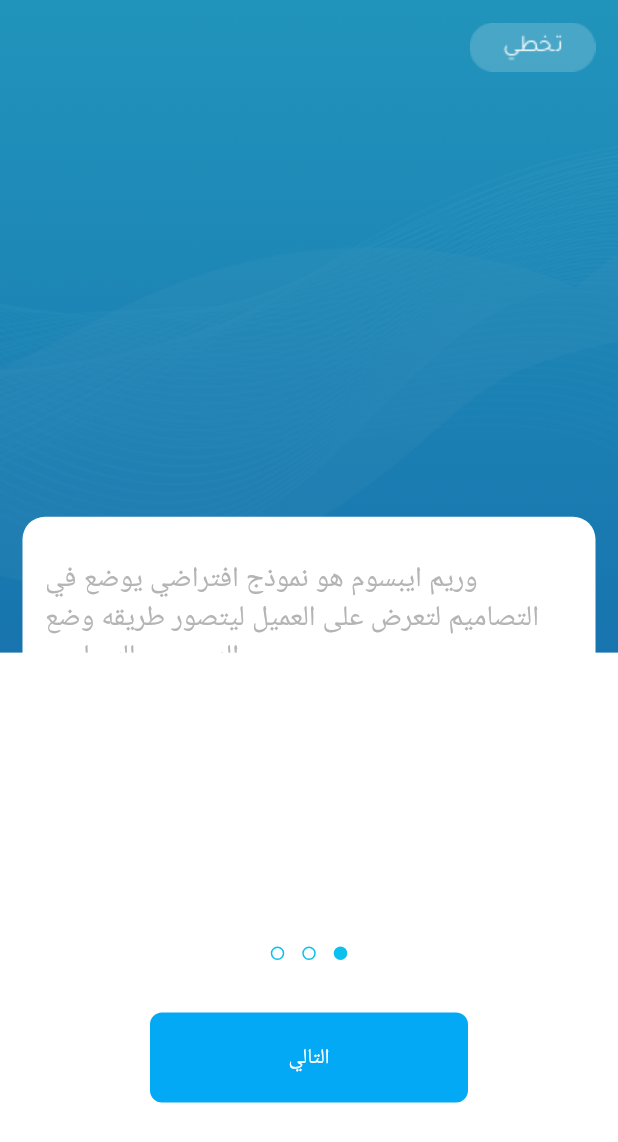
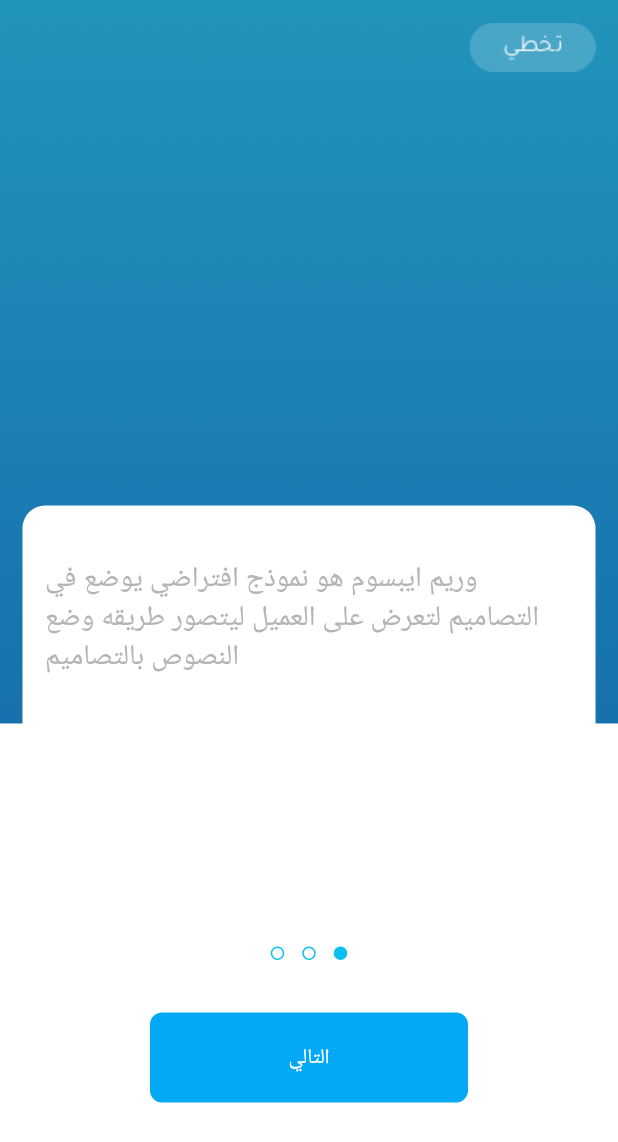
Before and after one commit to MohamedHassan275/NabnyAppFlutter, a Flutter app: the screen it shows after launch, on a phone screen of 412 x 824 dp. Shown: the top 1142 px of the screen. Run offline on Flutter 3.47's test engine with Material 2 defaults, Android fonts, the phone set to English and light mode, and no system bars; drawn by our look-alikes of dots_indicator; our stand-ins replace flutter_spinkit, get, persistent_bottom_nav_bar, sizer.

Commit message:
Initial commit

```diff
--- a/lib/screens/IntroPage/Widget/CustomPageViewItem.dart
+++ b/lib/screens/IntroPage/Widget/CustomPageViewItem.dart
@@ -19,10 +19,10 @@ class CustomPageViewItem extends StatelessWidget {
       children: [
         SizedBox(height: MediaQuery.of(context).size.height * .024 * 1,),
         Padding(
-          padding: const EdgeInsets.symmetric(horizontal: 15),
+          padding: const EdgeInsets.symmetric(horizontal: 15 , vertical: 15),
           child: Container(
             width: Get.width,
-            height: 135,
+            height: 150,
             decoration: BoxDecoration(
                 color: Colors.white,
                 borderRadius: BorderRadius.only(topLeft: Radius.circular(15), topRight: Radius.circular(15))),
--- a/lib/screens/IntroPage/Widget/IntroBodyPage.dart
+++ b/lib/screens/IntroPage/Widget/IntroBodyPage.dart
@@ -43,7 +43,7 @@ class _IntroBodyPageState extends State<IntroBodyPage> {
         decoration: BoxDecoration(
             color: Colors.white,
             image: DecorationImage(
-                image: AssetImage(Assets.imagesImageBackgroundIntro),
+                image: AssetImage(Assets.imagesBackgroundIntro),
                 fit: BoxFit.fill)),
         child: Stack(
           children: [
@@ -63,14 +63,6 @@ class _IntroBodyPageState extends State<IntroBodyPage> {
               ),
             ),
             CustomPageView(pageController: pageController,),
-            Positioned(
-              top: valueHight *22,
-              child: Container(
-                height: Get.height,
-                width: Get.width,
-                color: Colors.white,
-              ),
-            ),
             Positioned(
                 left: 0,
                 right: 0,
--- a/lib/screens/complete_register_screen/complete_register_screen.dart
+++ b/lib/screens/complete_register_screen/complete_register_screen.dart
@@ -33,7 +33,7 @@ class _CompleteRegisterScreenState extends State<CompleteRegisterScreen> {
           height: Get.height,
           width: Get.width,
           decoration: BoxDecoration(
-            image: DecorationImage(image: AssetImage(Assets.imagesBackgroundBording),
+            image: DecorationImage(image: AssetImage(Assets.imagesBackgroundSplash),
             fit: BoxFit.fill),
           ),
           child: Column(
```
Also changed, not shown: assets/images/background_bording.png (deleted), assets/images/background_intro.png (added), lib/generated/assets.dart.
